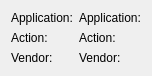
Old version of the form authdetails.ui in the repository KDE/polkit-kde-agent-1.
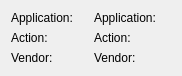
New version of the form. Custom widgets are drawn as their Qt base class.

```diff
--- a/authdetails.ui
+++ b/authdetails.ui
@@ -5,10 +5,16 @@
    <rect>
     <x>0</x>
     <y>0</y>
-    <width>148</width>
+    <width>182</width>
     <height>73</height>
    </rect>
   </property>
+  <property name="sizePolicy" >
+   <sizepolicy vsizetype="MinimumExpanding" hsizetype="MinimumExpanding" >
+    <horstretch>0</horstretch>
+    <verstretch>0</verstretch>
+   </sizepolicy>
+  </property>
   <property name="windowTitle" >
    <string>Form</string>
   </property>
```
Left out of the diff: 2 changed lines with no effect on the pictures.
